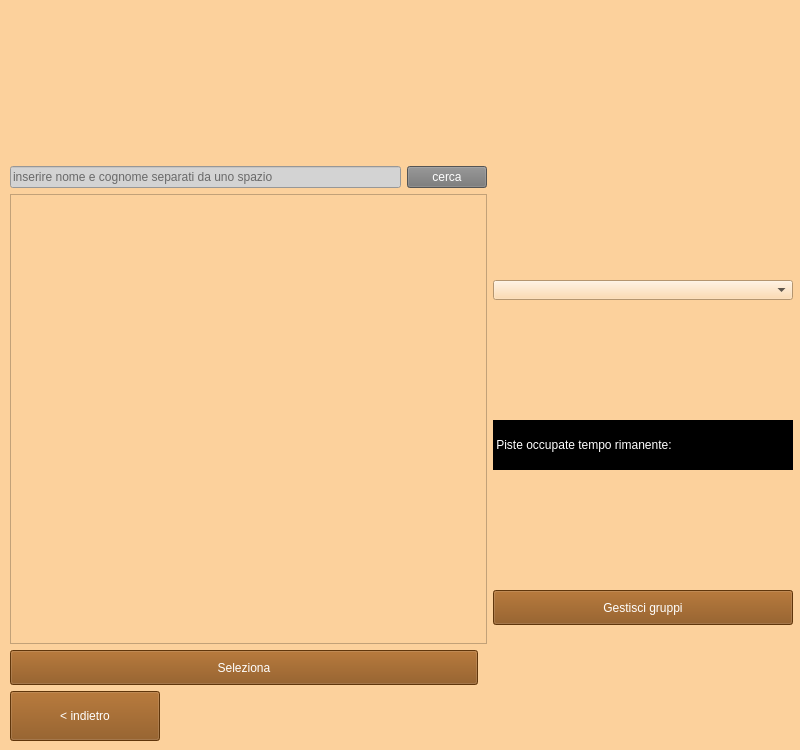
Old version of the form Partita/view/gestionePartite.ui in the repository ManuelMarrone/GestioneBowling.
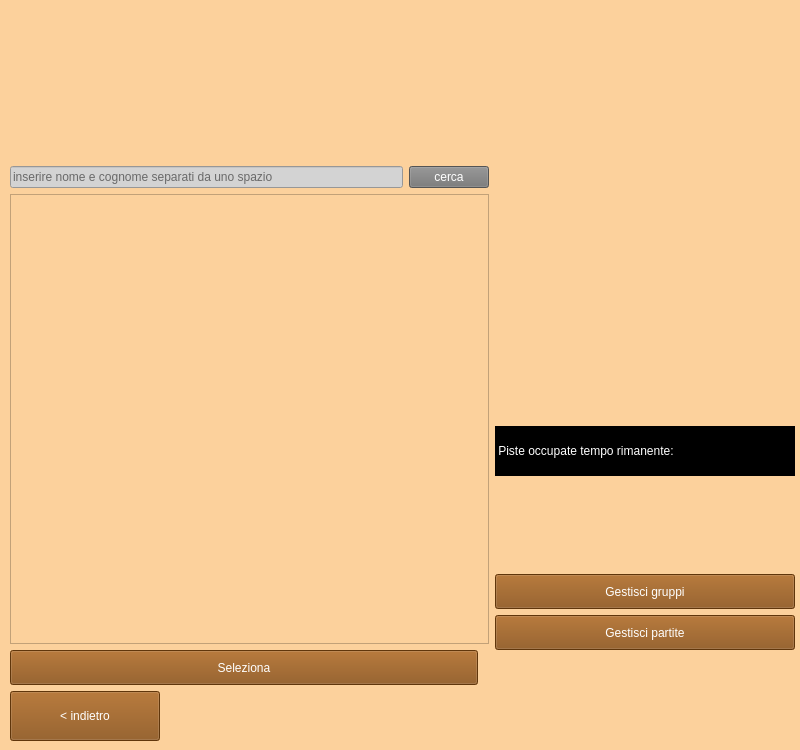
New version of the form. Icons and pictures are not drawn.

Commit message: Gestione delle partite

Diff of the .ui file:
```diff
--- a/Partita/view/gestionePartite.ui
+++ b/Partita/view/gestionePartite.ui
@@ -33,7 +33,7 @@
     <rect>
      <x>10</x>
      <y>10</y>
-     <width>783</width>
+     <width>785</width>
      <height>731</height>
     </rect>
    </property>
@@ -335,34 +335,17 @@
          <enum>QLayout::SetFixedSize</enum>
         </property>
         <item>
-         <widget class="QComboBox" name="pisteList">
-          <property name="minimumSize">
-           <size>
-            <width>300</width>
-            <height>20</height>
-           </size>
+         <spacer name="verticalSpacer_2">
+          <property name="orientation">
+           <enum>Qt::Vertical</enum>
           </property>
-          <property name="maximumSize">
+          <property name="sizeHint" stdset="0">
            <size>
-            <width>300</width>
-            <height>20</height>
+            <width>20</width>
+            <height>40</height>
            </size>
           </property>
-          <property name="sizeIncrement">
-           <size>
-            <width>300</width>
-            <height>20</height>
-           </size>
-          </property>
-          <property name="currentText">
-           <string notr="true"/>
-          </property>
-          <item>
-           <property name="text">
-            <string/>
-           </property>
-          </item>
-         </widget>
+         </spacer>
         </item>
         <item>
          <widget class="QLabel" name="messaggioTempo">
@@ -387,6 +370,21 @@
          </widget>
         </item>
         <item>
+         <layout class="QVBoxLayout" name="verticalLayout_4">
+          <item>
+           <spacer name="verticalSpacer">
+            <property name="orientation">
+             <enum>Qt::Vertical</enum>
+            </property>
+            <property name="sizeHint" stdset="0">
+             <size>
+              <width>20</width>
+              <height>40</height>
+             </size>
+            </property>
+           </spacer>
+          </item>
+          <item>
          <widget class="QPushButton" name="gestioneGruppi">
           <property name="minimumSize">
            <size>
@@ -580,6 +578,216 @@
            <string>Gestisci gruppi</string>
           </property>
          </widget>
+          </item>
+          <item>
+           <widget class="QPushButton" name="listaPartite">
+            <property name="minimumSize">
+             <size>
+              <width>300</width>
+              <height>35</height>
+             </size>
+            </property>
+            <property name="maximumSize">
+             <size>
+              <width>300</width>
+              <height>35</height>
+             </size>
+            </property>
+            <property name="palette">
+             <palette>
+              <active>
+               <colorrole role="WindowText">
+                <brush brushstyle="SolidPattern">
+                 <color alpha="255">
+                  <red>255</red>
+                  <green>255</green>
+                  <blue>255</blue>
+                 </color>
+                </brush>
+               </colorrole>
+               <colorrole role="Button">
+                <brush brushstyle="SolidPattern">
+                 <color alpha="255">
+                  <red>135</red>
+                  <green>75</green>
+                  <blue>15</blue>
+                 </color>
+                </brush>
+               </colorrole>
+               <colorrole role="Text">
+                <brush brushstyle="SolidPattern">
+                 <color alpha="255">
+                  <red>255</red>
+                  <green>255</green>
+                  <blue>255</blue>
+                 </color>
+                </brush>
+               </colorrole>
+               <colorrole role="ButtonText">
+                <brush brushstyle="SolidPattern">
+                 <color alpha="255">
+                  <red>255</red>
+                  <green>255</green>
+                  <blue>255</blue>
+                 </color>
+                </brush>
+               </colorrole>
+               <colorrole role="Base">
+                <brush brushstyle="SolidPattern">
+                 <color alpha="255">
+                  <red>135</red>
+                  <green>75</green>
+                  <blue>15</blue>
+                 </color>
+                </brush>
+               </colorrole>
+               <colorrole role="Window">
+                <brush brushstyle="SolidPattern">
+                 <color alpha="255">
+                  <red>135</red>
+                  <green>75</green>
+                  <blue>15</blue>
+                 </color>
+                </brush>
+               </colorrole>
+              </active>
+              <inactive>
+               <colorrole role="WindowText">
+                <brush brushstyle="SolidPattern">
+                 <color alpha="255">
+                  <red>255</red>
+                  <green>255</green>
+                  <blue>255</blue>
+                 </color>
+                </brush>
+               </colorrole>
+               <colorrole role="Button">
+                <brush brushstyle="SolidPattern">
+                 <color alpha="255">
+                  <red>135</red>
+                  <green>75</green>
+                  <blue>15</blue>
+                 </color>
+                </brush>
+               </colorrole>
+               <colorrole role="Text">
+                <brush brushstyle="SolidPattern">
+                 <color alpha="255">
+                  <red>255</red>
+                  <green>255</green>
+                  <blue>255</blue>
+                 </color>
+                </brush>
+               </colorrole>
+               <colorrole role="ButtonText">
+                <brush brushstyle="SolidPattern">
+                 <color alpha="255">
+                  <red>255</red>
+                  <green>255</green>
+                  <blue>255</blue>
+                 </color>
+                </brush>
+               </colorrole>
+               <colorrole role="Base">
+                <brush brushstyle="SolidPattern">
+                 <color alpha="255">
+                  <red>135</red>
+                  <green>75</green>
+                  <blue>15</blue>
+                 </color>
+                </brush>
+               </colorrole>
+               <colorrole role="Window">
+                <brush brushstyle="SolidPattern">
+                 <color alpha="255">
+                  <red>135</red>
+                  <green>75</green>
+                  <blue>15</blue>
+                 </color>
+                </brush>
+               </colorrole>
+              </inactive>
+              <disabled>
+               <colorrole role="WindowText">
+                <brush brushstyle="SolidPattern">
+                 <color alpha="255">
+                  <red>255</red>
+                  <green>255</green>
+                  <blue>255</blue>
+                 </color>
+                </brush>
+               </colorrole>
+               <colorrole role="Button">
+                <brush brushstyle="SolidPattern">
+                 <color alpha="255">
+                  <red>135</red>
+                  <green>75</green>
+                  <blue>15</blue>
+                 </color>
+                </brush>
+               </colorrole>
+               <colorrole role="Text">
+                <brush brushstyle="SolidPattern">
+                 <color alpha="255">
+                  <red>255</red>
+                  <green>255</green>
+                  <blue>255</blue>
+                 </color>
+                </brush>
+               </colorrole>
+               <colorrole role="ButtonText">
+                <brush brushstyle="SolidPattern">
+                 <color alpha="255">
+                  <red>255</red>
+                  <green>255</green>
+                  <blue>255</blue>
+                 </color>
+                </brush>
+               </colorrole>
+               <colorrole role="Base">
+                <brush brushstyle="SolidPattern">
+                 <color alpha="255">
+                  <red>135</red>
+                  <green>75</green>
+                  <blue>15</blue>
+                 </color>
+                </brush>
+               </colorrole>
+               <colorrole role="Window">
+                <brush brushstyle="SolidPattern">
+                 <color alpha="255">
+                  <red>135</red>
+                  <green>75</green>
+                  <blue>15</blue>
+                 </color>
+                </brush>
+               </colorrole>
+              </disabled>
+             </palette>
+            </property>
+            <property name="styleSheet">
+             <string notr="true">color: rgb(255, 255, 255);
+background-color: rgb(135, 75, 15);</string>
+            </property>
+            <property name="text">
+             <string>Gestisci partite</string>
+            </property>
+           </widget>
+          </item>
+          <item>
+           <spacer name="verticalSpacer_3">
+            <property name="orientation">
+             <enum>Qt::Vertical</enum>
+            </property>
+            <property name="sizeHint" stdset="0">
+             <size>
+              <width>20</width>
+              <height>40</height>
+             </size>
+            </property>
+           </spacer>
+          </item>
+         </layout>
         </item>
        </layout>
       </item>
```
Lines whose indentation alone changed are shown as unchanged. The commit also changes 17 other files.
